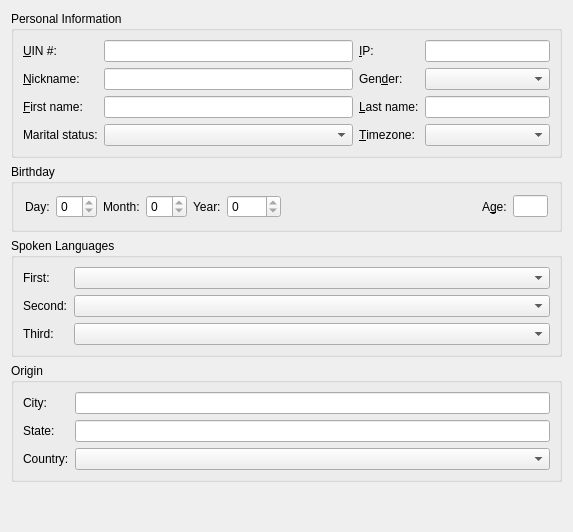
Old version of the form protocols/oscar/icq/ui/icqgeneralinfo.ui in the repository KDE/kopete.
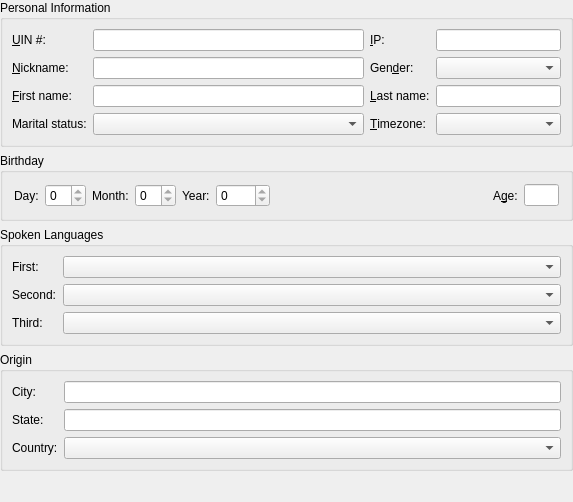
New version of the form.

```diff
--- a/protocols/oscar/icq/ui/icqgeneralinfo.ui
+++ b/protocols/oscar/icq/ui/icqgeneralinfo.ui
@@ -6,10 +6,22 @@
     <x>0</x>
     <y>0</y>
     <width>573</width>
-    <height>532</height>
+    <height>502</height>
    </rect>
   </property>
   <layout class="QVBoxLayout" >
+   <property name="leftMargin" >
+    <number>0</number>
+   </property>
+   <property name="topMargin" >
+    <number>0</number>
+   </property>
+   <property name="rightMargin" >
+    <number>0</number>
+   </property>
+   <property name="bottomMargin" >
+    <number>0</number>
+   </property>
    <item>
     <widget class="QGroupBox" name="groupBox" >
      <property name="title" >
@@ -504,7 +516,7 @@
      <property name="sizeHint" >
       <size>
        <width>466</width>
-       <height>16</height>
+       <height>0</height>
       </size>
      </property>
     </spacer>
```
